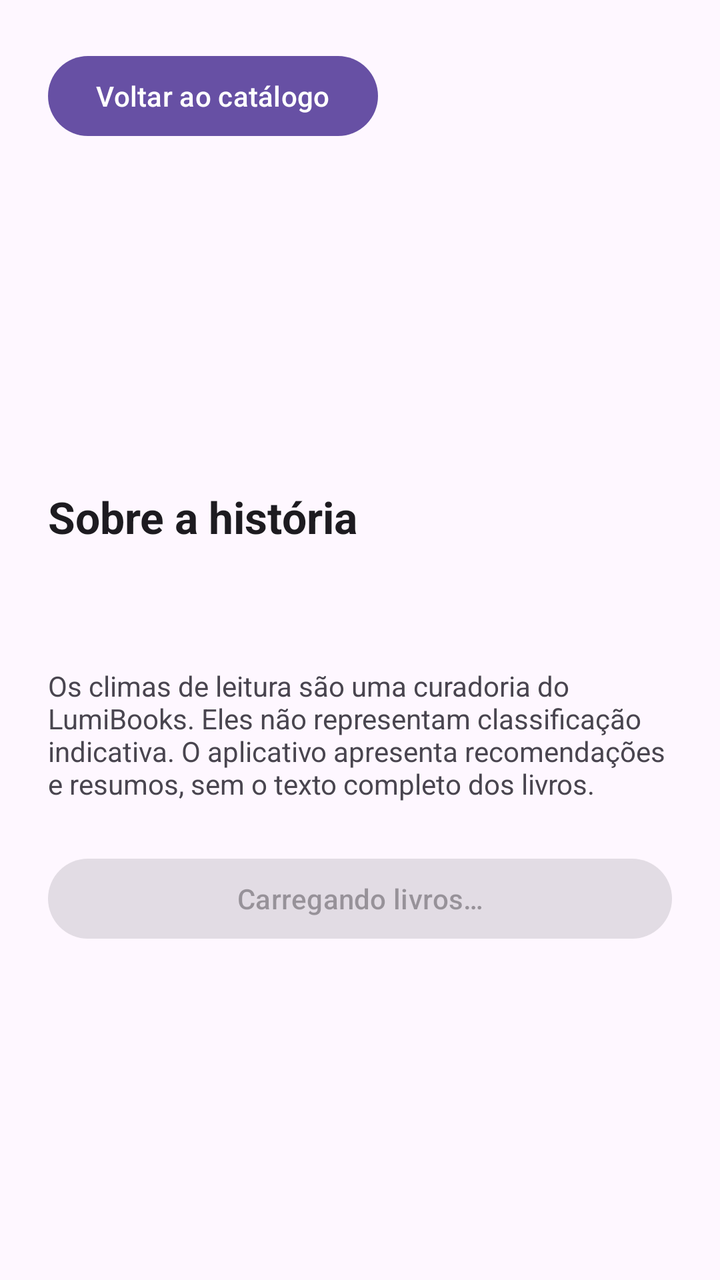
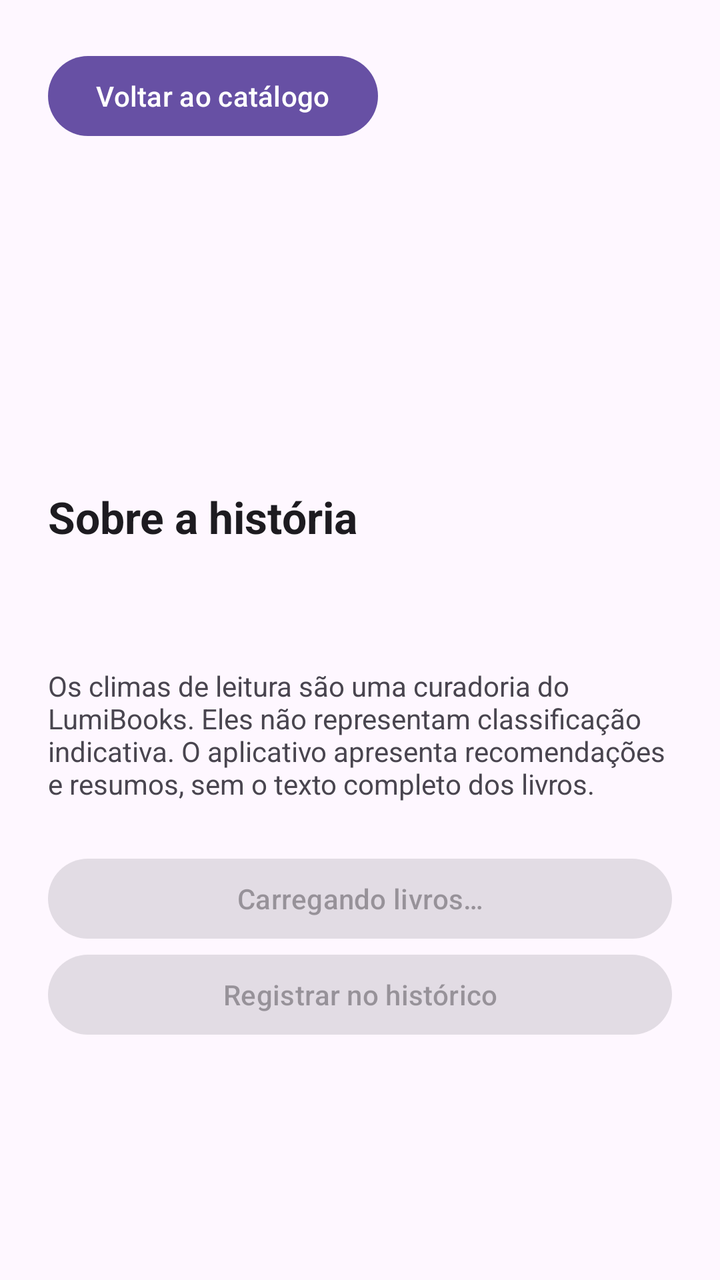

Before-and-after screenshots of an Android layout around one commit, followed by the original layout XML and the change that was made.
<!-- AndroidManifest.xml: application theme Theme.Projetofinal -->
<!-- res/layout/activity_book_details.xml -->
<?xml version="1.0" encoding="utf-8"?>
<androidx.core.widget.NestedScrollView xmlns:android="http://schemas.android.com/apk/res/android"
    android:id="@+id/principal" android:layout_width="match_parent" android:layout_height="match_parent"
    android:fillViewport="true" android:background="?attr/colorSurface">
    <LinearLayout android:layout_width="match_parent" android:layout_height="wrap_content"
        android:orientation="vertical" android:padding="24dp">
        <com.google.android.material.button.MaterialButton android:id="@+id/botao_voltar"
            android:layout_width="wrap_content" android:layout_height="wrap_content"
            android:minHeight="48dp" android:text="@string/back_catalog" />
        <TextView android:id="@+id/clima_livro" android:layout_width="match_parent" android:layout_height="wrap_content"
            android:layout_marginTop="24dp" android:textSize="16sp" android:textColor="?attr/colorOnSurfaceVariant" />
        <TextView android:id="@+id/titulo_livro" android:layout_width="match_parent" android:layout_height="wrap_content"
            android:layout_marginTop="16dp" android:textSize="32sp" android:fontFamily="serif" android:textColor="?attr/colorOnSurface" />
        <TextView android:id="@+id/autor_livro" android:layout_width="match_parent" android:layout_height="wrap_content"
            android:layout_marginTop="12dp" android:textSize="18sp" android:textColor="?attr/colorOnSurfaceVariant" />
        <TextView android:layout_width="match_parent" android:layout_height="wrap_content"
            android:layout_marginTop="32dp" android:text="@string/synopsis" android:textStyle="bold"
            android:textSize="22sp" android:textColor="?attr/colorOnSurface" />
        <TextView android:id="@+id/sinopse_livro" android:layout_width="match_parent" android:layout_height="wrap_content"
            android:layout_marginTop="12dp" android:textSize="18sp" android:textColor="?attr/colorOnSurface" />
        <TextView android:layout_width="match_parent" android:layout_height="wrap_content"
            android:layout_marginTop="24dp" android:text="@string/curation_note"
            android:textSize="14sp" android:textColor="?attr/colorOnSurfaceVariant" />
        <com.google.android.material.button.MaterialButton android:id="@+id/botao_favorito"
            android:layout_width="match_parent" android:layout_height="wrap_content"
            android:layout_marginTop="24dp" android:minHeight="48dp" android:enabled="false"
            android:text="@string/carregando_livros" />
    </LinearLayout>
</androidx.core.widget.NestedScrollView>
<!-- resources referenced by this layout -->
<resources>
  <string name="back_catalog">Voltar ao catálogo</string>
  <string name="carregando_livros">Carregando livros…</string>
  <string name="curation_note">Os climas de leitura são uma curadoria do LumiBooks. Eles não representam classificação indicativa. O aplicativo apresenta recomendações e resumos, sem o texto completo dos livros.</string>
  <string name="synopsis">Sobre a história</string>
  <style name="Theme.Projetofinal" parent="Base.Theme.Projetofinal" />
  <style name="Base.Theme.Projetofinal" parent="Theme.Material3.DayNight.NoActionBar">
          
          
      </style>
</resources>

<!-- the commit's change to res/layout/activity_book_details.xml (unified diff, before → after) -->
@@ -25,5 +25,8 @@
             android:layout_width="match_parent" android:layout_height="wrap_content"
             android:layout_marginTop="24dp" android:minHeight="48dp" android:enabled="false"
             android:text="@string/carregando_livros" />
+        <com.google.android.material.button.MaterialButton android:id="@+id/botao_registrar"
+            android:layout_width="match_parent" android:layout_height="wrap_content"
+            android:minHeight="48dp" android:enabled="false" android:text="@string/registrar_historico" />
     </LinearLayout>
 </androidx.core.widget.NestedScrollView>
<!-- resource entries referenced after the edit -->
@@ -3,6 +3,7 @@
   <string name="back_catalog">Voltar ao catálogo</string>
   <string name="carregando_livros">Carregando livros…</string>
   <string name="curation_note">Os climas de leitura são uma curadoria do LumiBooks. Eles não representam classificação indicativa. O aplicativo apresenta recomendações e resumos, sem o texto completo dos livros.</string>
+  <string name="registrar_historico">Registrar no histórico</string>
   <string name="synopsis">Sobre a história</string>
   <style name="Theme.Projetofinal" parent="Base.Theme.Projetofinal" />
   <style name="Base.Theme.Projetofinal" parent="Theme.Material3.DayNight.NoActionBar">
